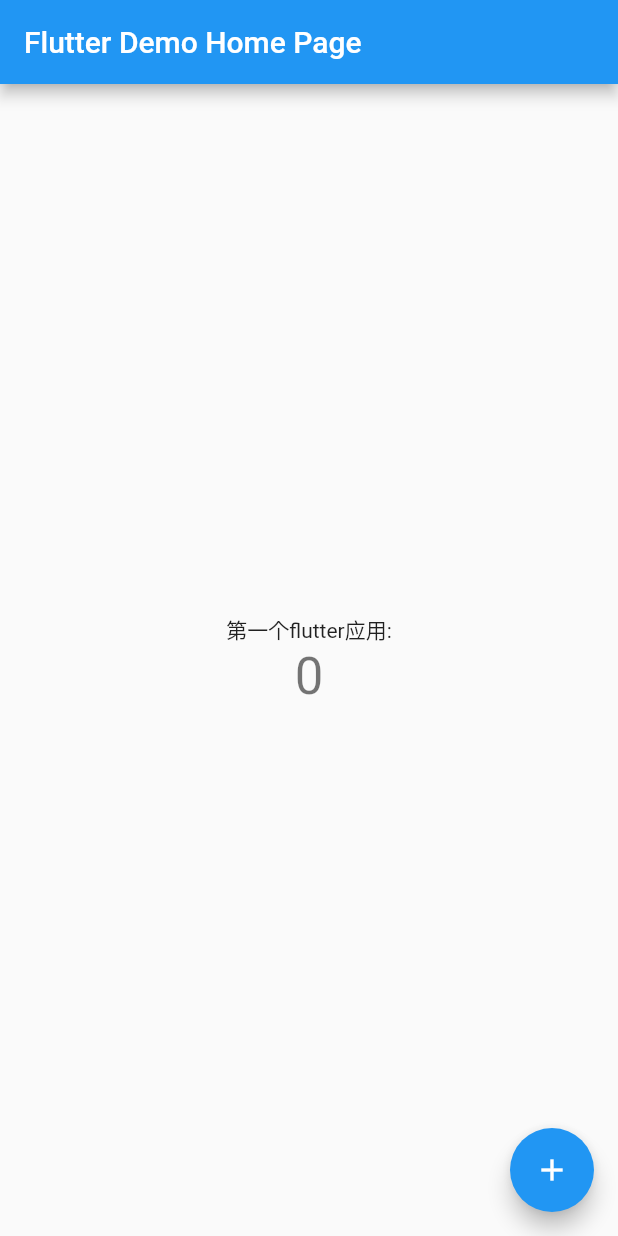
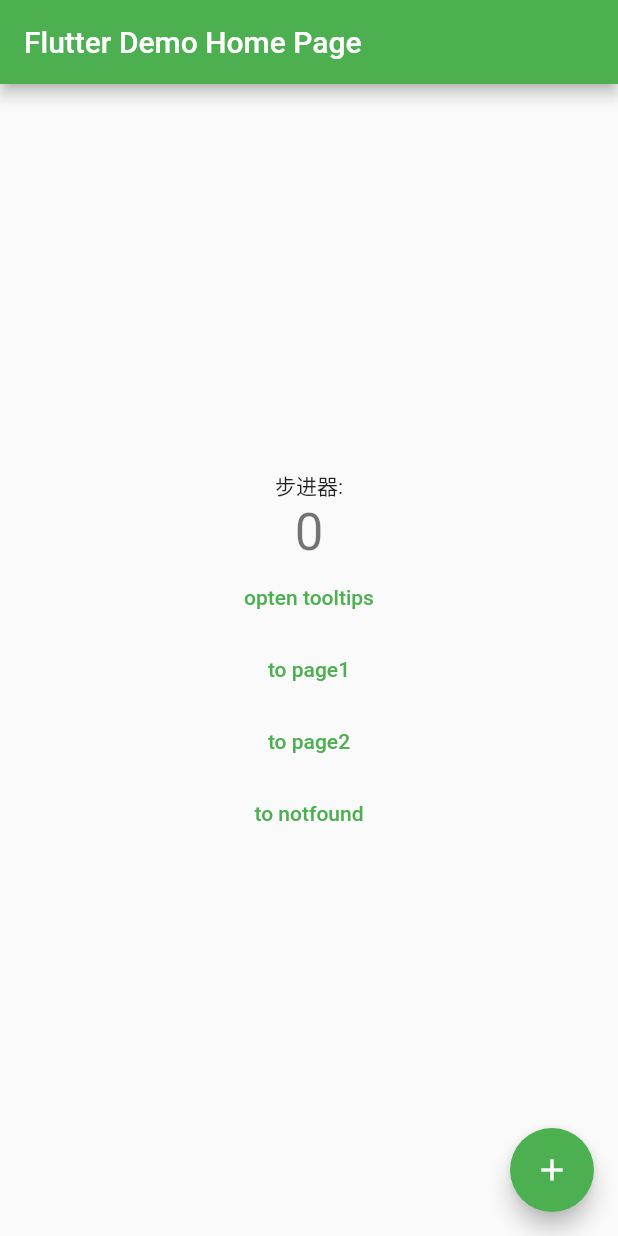
Before and after one commit to Liangmr0505/n-e.flutter, a Flutter app: the screen it shows after launch, on a phone screen of 412 x 824 dp. Run offline on Flutter 3.47's test engine with Material 2 defaults, Android fonts, the phone set to English and light mode, and no system bars.

Commit message:
feat: 路由管理

```diff
--- /dev/null
+++ b/lib/app.dart
@@ -0,0 +1,116 @@
+import 'package:first/pages/route_test/page1/child/tip_route.dart';
+import 'package:flutter/material.dart';
+import './pages/route_test/page1/page1.dart';
+import './pages/route_test/page2/page2.dart';
+import './pages/notfound/notfound.dart';
+
+class MyApp extends StatelessWidget {
+  const MyApp({Key? key}) : super(key: key);
+
+  @override
+  Widget build(BuildContext context) {
+    return MaterialApp(
+      //应用名称
+      title: 'Flutter Demo',
+      initialRoute: "/", //名为"/"的路由作为应用的home(首页)
+      debugShowCheckedModeBanner: false, // 去除右上角debug标识
+      theme: ThemeData(
+        //主题控制
+        primarySwatch: Colors.green,
+      ),
+      //注册路由表
+      routes: {
+        "/page1": (context) => const page1(),
+        "/page2": (context) => const page2(),
+        "/notfound": (context) => const NotFound(),
+        "/": (context) =>
+            const MyHomePage(title: 'Flutter Demo Home Page'), //注册首页路由
+      },
+    );
+  }
+}
+
+class MyHomePage extends StatefulWidget {
+  const MyHomePage({Key? key, required this.title}) : super(key: key);
+  final String title;
+
+  @override
+  _MyHomePageState createState() => _MyHomePageState();
+}
+
+class _MyHomePageState extends State<MyHomePage> {
+  int _counter = 0;
+
+  void _incrementCounter() {
+    setState(() {
+      _counter++;
+    });
+  }
+
+  @override
+  Widget build(BuildContext context) {
+    return Scaffold(
+      appBar: AppBar(
+        title: Text(widget.title),
+      ),
+      body: Center(
+        child: Column(
+          mainAxisAlignment: MainAxisAlignment.center,
+          children: <Widget>[
+            const Text('步进器:'),
+            Text(
+              '$_counter',
+              style: Theme.of(context).textTheme.headline4,
+            ),
+            // to page1
+            TextButton(
+              onPressed: () async {
+                // 打开`TipRoute`，并等待返回结果
+                var result = await Navigator.push(
+                  context,
+                  MaterialPageRoute(
+                    builder: (context) {
+                      return TipRoute(
+                        // 路由参数
+                        text: "我是提示xxxx",
+                      );
+                    },
+                  ),
+                );
+                //输出`TipRoute`路由返回结果
+                print("路由返回值: $result");
+              },
+              child: const Text("opten tooltips"),
+            ),
+            TextButton(
+              child: const Text("to page1"),
+              onPressed: () {
+                // 路由传参
+                Navigator.of(context)
+                    .pushNamed("/page1", arguments: "我是来自page1传递的参数");
+              },
+            ),
+            // to page2
+            TextButton(
+              child: const Text("to page2"),
+              onPressed: () {
+                Navigator.pushNamed(context, "/page2");
+              },
+            ),
+            TextButton(
+              child: const Text("to notfound"),
+              onPressed: () {
+                Navigator.pushNamed(context, "/notfound");
+              },
+            )
+          ],
+        ),
+      ),
+      floatingActionButton: FloatingActionButton(
+        onPressed: _incrementCounter,
+        tooltip: 'Increment',
+        child: const Icon(Icons.add),
+      ),
+    );
+  }
+}
--- a/lib/main.dart
+++ b/lib/main.dart
@@ -1,115 +1,6 @@
 import 'package:flutter/material.dart';
+import 'app.dart';
 
 void main() {
   runApp(const MyApp());
 }
-
-class MyApp extends StatelessWidget {
-  const MyApp({Key? key}) : super(key: key);
-
-  // This widget is the root of your application.
-  @override
-  Widget build(BuildContext context) {
-    return MaterialApp(
-      title: 'Flutter Demo',
-      theme: ThemeData(
-        // This is the theme of your application.
-        //
-        // Try running your application with "flutter run". You'll see the
-        // application has a blue toolbar. Then, without quitting the app, try
-        // changing the primarySwatch below to Colors.green and then invoke
-        // "hot reload" (press "r" in the console where you ran "flutter run",
-        // or simply save your changes to "hot reload" in a Flutter IDE).
-        // Notice that the counter didn't reset back to zero; the application
-        // is not restarted.
-        primarySwatch: Colors.blue,
-      ),
-      home: const MyHomePage(title: 'Flutter Demo Home Page'),
-    );
-  }
-}
-
-class MyHomePage extends StatefulWidget {
-  const MyHomePage({Key? key, required this.title}) : super(key: key);
-
-  // This widget is the home page of your application. It is stateful, meaning
-  // that it has a State object (defined below) that contains fields that affect
-  // how it looks.
-
-  // This class is the configuration for the state. It holds the values (in this
-  // case the title) provided by the parent (in this case the App widget) and
-  // used by the build method of the State. Fields in a Widget subclass are
-  // always marked "final".
-
-  final String title;
-
-  @override
-  State<MyHomePage> createState() => _MyHomePageState();
-}
-
-class _MyHomePageState extends State<MyHomePage> {
-  int _counter = 0;
-
-  void _incrementCounter() {
-    setState(() {
-      // This call to setState tells the Flutter framework that something has
-      // changed in this State, which causes it to rerun the build method below
-      // so that the display can reflect the updated values. If we changed
-      // _counter without calling setState(), then the build method would not be
-      // called again, and so nothing would appear to happen.
-      _counter++;
-    });
-  }
-
-  @override
-  Widget build(BuildContext context) {
-    // This method is rerun every time setState is called, for instance as done
-    // by the _incrementCounter method above.
-    //
-    // The Flutter framework has been optimized to make rerunning build methods
-    // fast, so that you can just rebuild anything that needs updating rather
-    // than having to individually change instances of widgets.
-    return Scaffold(
-      appBar: AppBar(
-        // Here we take the value from the MyHomePage object that was created by
-        // the App.build method, and use it to set our appbar title.
-        title: Text(widget.title),
-      ),
-      body: Center(
-        // Center is a layout widget. It takes a single child and positions it
-        // in the middle of the parent.
-        child: Column(
-          // Column is also a layout widget. It takes a list of children and
-          // arranges them vertically. By default, it sizes itself to fit its
-          // children horizontally, and tries to be as tall as its parent.
-          //
-          // Invoke "debug painting" (press "p" in the console, choose the
-          // "Toggle Debug Paint" action from the Flutter Inspector in Android
-          // Studio, or the "Toggle Debug Paint" command in Visual Studio Code)
-          // to see the wireframe for each widget.
-          //
-          // Column has various properties to control how it sizes itself and
-          // how it positions its children. Here we use mainAxisAlignment to
-          // center the children vertically; the main axis here is the vertical
-          // axis because Columns are vertical (the cross axis would be
-          // horizontal).
-          mainAxisAlignment: MainAxisAlignment.center,
-          children: <Widget>[
-            const Text(
-              '第一个flutter应用:',
-            ),
-            Text(
-              '$_counter',
-              style: Theme.of(context).textTheme.headline4,
-            ),
-          ],
-        ),
-      ),
-      floatingActionButton: FloatingActionButton(
-        onPressed: _incrementCounter,
-        tooltip: 'Increment',
-        child: const Icon(Icons.add),
-      ), // This trailing comma makes auto-formatting nicer for build methods.
-    );
-  }
-}
--- /dev/null
+++ b/lib/pages/route_test/page2/page2.dart
@@ -0,0 +1,17 @@
+import 'package:flutter/material.dart';
+
+class page2 extends StatelessWidget {
+  const page2({Key? key}) : super(key: key);
+
+  @override
+  Widget build(BuildContext context) {
+    return Scaffold(
+      appBar: AppBar(
+        title: const Text("page2"),
+      ),
+      body: const Center(
+        child: Text("This is new page2"),
+      ),
+    );
+  }
+}
--- /dev/null
+++ b/lib/router/router.dart
@@ -0,0 +1,29 @@
+import '../pages/notfound/notfound.dart';
+import '../pages/route_test/page1/page1.dart';
+import '../pages/route_test/page2/page2.dart';
+
+List<Map<String, dynamic>> routes = [
+  {
+    'path': '/page1', // 默认路由，必填
+    'name': 'page1',
+    'widget': (
+        {Map<String, dynamic>? params, required Map<String, dynamic> query}) {
+      return const page1();
+    },
+  },
+  {
+    'path': '/page2', // 默认路由，必填
+    'name': 'page2',
+    'widget': (
+        {Map<String, dynamic>? params, required Map<String, dynamic> query}) {
+      return const page2();
+    },
+  },
+  {
+    'path': '*',
+    'widget': (
+        {Map<String, dynamic>? params, required Map<String, dynamic> query}) {
+      return NotFound();
+    },
+  },
+];
```
Also changed, not shown: lib/pages/notfound/notfound.dart (added, +25 -0 lines), lib/pages/route_test/page1/child/tip_route.dart (added, +31 -0 lines), lib/pages/route_test/page1/page1.dart (added, +30 -0 lines).
